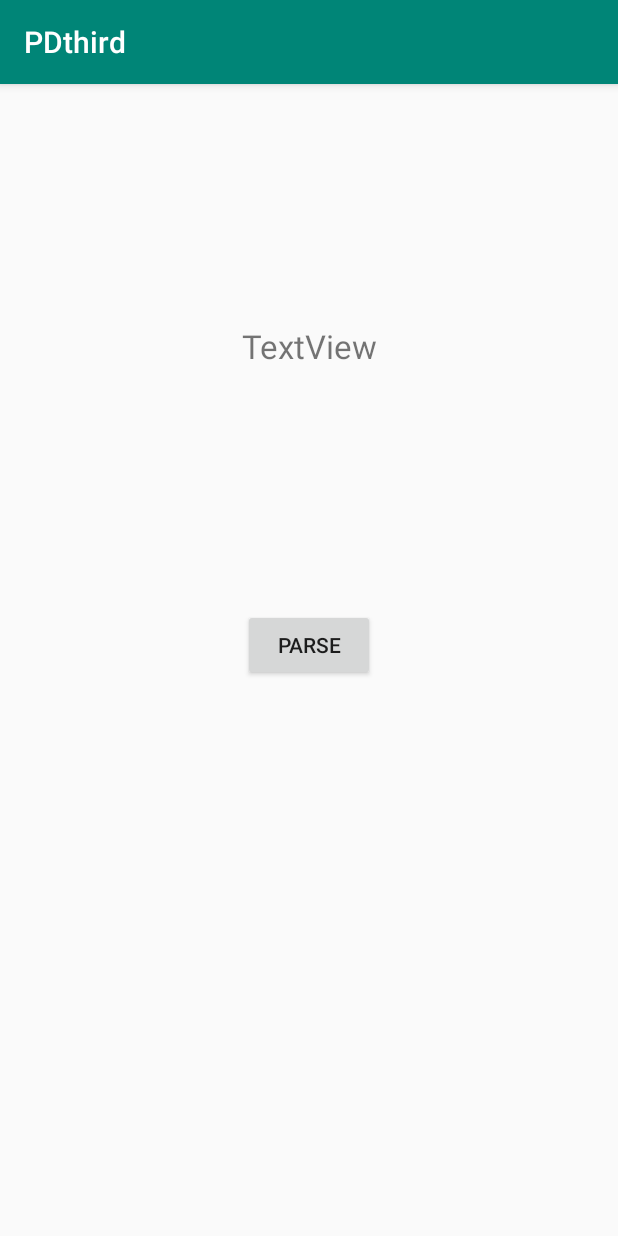
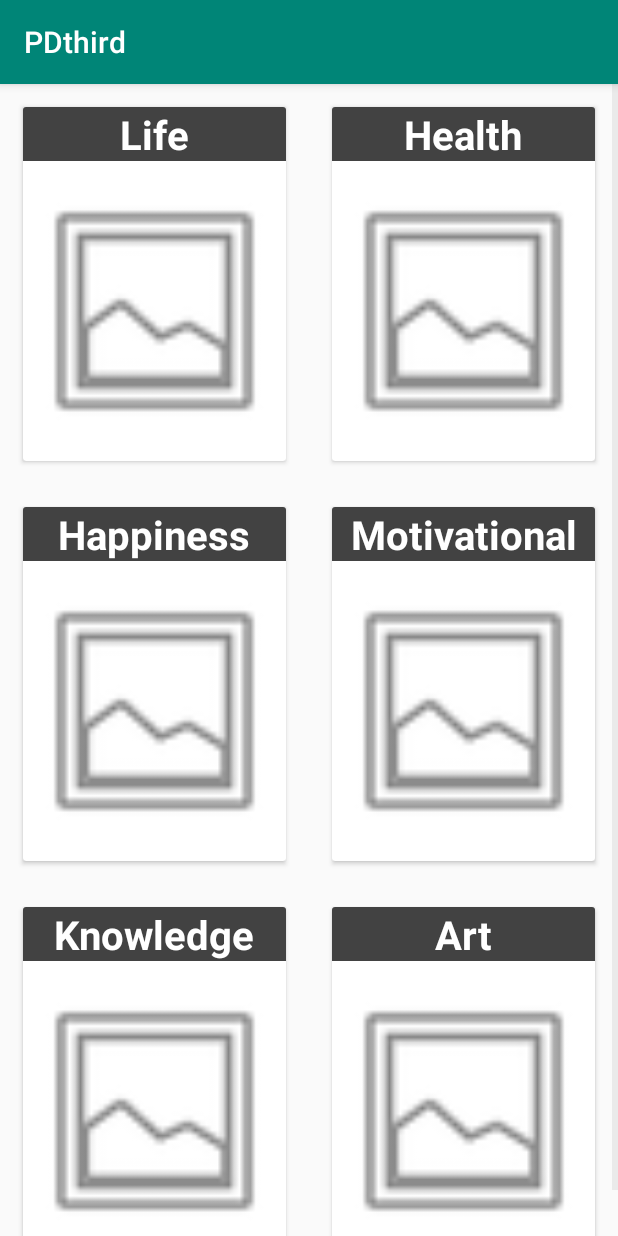
Before and after one commit to wizard-com/PD, an Android app: the QuotesActivity screen opened directly, with no data from a screen before it, on a phone screen of 412 x 824 dp. Run offline under Robolectric (Android 15) with nearby library versions, the light colour scheme and no system bars; our stand-ins replace Volley.

Commit message:
Done for today

```diff
--- /dev/null
+++ b/app/src/main/java/com/example/pdthird/GridAdapter.java
@@ -0,0 +1,51 @@
+package com.example.pdthird;
+
+import android.content.Context;
+import android.content.Intent;
+import android.view.LayoutInflater;
+import android.view.View;
+import android.view.ViewGroup;
+import android.widget.ArrayAdapter;
+import android.widget.ImageView;
+import android.widget.TextView;
+import android.widget.Toast;
+
+import java.util.ArrayList;
+
+public class GridAdapter extends ArrayAdapter {
+
+    private Context parent_context;
+    private int layout_id;
+    private ArrayList<GridItem> imageIDs;
+
+    public GridAdapter(Context context, int id, ArrayList<GridItem> objects) {
+        super(context, id, objects);
+        this.parent_context = context;
+        this.layout_id = id;
+        this.imageIDs = objects;
+    }
+
+    @Override
+    public View getView(int position, View convertView, ViewGroup parent) {
+        // Obtain the LayoutInflater object
+        LayoutInflater inflater = (LayoutInflater) parent_context.getSystemService(Context.LAYOUT_INFLATER_SERVICE);
+
+        // "Inflate" the View for each row
+        View rowView = inflater.inflate(layout_id, parent, false);
+
+        // Obtain the UI components and do the necessary binding
+        TextView tvTitle = rowView.findViewById(R.id.textViewTitle);
+        ImageView ivItem = rowView.findViewById(R.id.imageViewCategory);
+
+        // Obtain the Android Version information based on the position
+        final GridItem item = imageIDs.get(position);
+
+        // Set values to the TextView to display the corresponding information
+        tvTitle.setText(item.getTitle());
+        ivItem.setImageResource(item.getImageID());
+
+        return rowView;
+    }
+
+
+}
--- /dev/null
+++ b/app/src/main/java/com/example/pdthird/GridItem.java
@@ -0,0 +1,29 @@
+package com.example.pdthird;
+
+public class GridItem {
+
+    private String title;
+    private int imageID;
+
+
+    public GridItem(String title, int imageID) {
+        this.title = title;
+        this.imageID = imageID;
+    }
+
+    public String getTitle() {
+        return title;
+    }
+
+    public void setTitle(String title) {
+        this.title = title;
+    }
+
+    public int getImageID() {
+        return imageID;
+    }
+
+    public void setImageID(int imageID) {
+        this.imageID = imageID;
+    }
+}
--- a/app/src/main/java/com/example/pdthird/QuotesActivity.java
+++ b/app/src/main/java/com/example/pdthird/QuotesActivity.java
@@ -5,6 +5,7 @@ import android.content.DialogInterface;
 import android.os.Bundle;
 import android.view.View;
 import android.widget.Button;
+import android.widget.GridView;
 import android.widget.TextView;
 
 import androidx.appcompat.app.AppCompatActivity;
@@ -21,85 +22,71 @@ import org.json.JSONArray;
 import org.json.JSONException;
 import org.json.JSONObject;
 
+import java.util.ArrayList;
 import java.util.HashMap;
 import java.util.Map;
 
 public class QuotesActivity extends AppCompatActivity {
 
-    TextView tvQuote;
-    RequestQueue requestQueue;
-    Button btnParse;
+    GridView gridView;
+    GridAdapter gridAdapter;
+    ArrayList<GridItem> gridItems;
+    //RequestQueue requestQueue;
 
     @Override
     protected void onCreate(Bundle savedInstanceState) {
         super.onCreate(savedInstanceState);
         setContentView(R.layout.activity_quotes);
-        tvQuote = findViewById(R.id.textViewQuote);
-        btnParse = findViewById(R.id.btnParse);
 
-        requestQueue = Volley.newRequestQueue(QuotesActivity.this);
-        btnParse.setOnClickListener(new View.OnClickListener() {
-            @Override
-            public void onClick(View v) {
-                jsonParse();
-            }
-        });
+        gridView = findViewById(R.id.gridViewCategories);
+        gridItems = new ArrayList<GridItem>();
+        gridItems.add(new GridItem("Life", android.R.drawable.ic_menu_gallery));
+        gridItems.add(new GridItem("Health", android.R.drawable.ic_menu_gallery));
+        gridItems.add(new GridItem("Happiness", android.R.drawable.ic_menu_gallery));
+        gridItems.add(new GridItem("Motivational", android.R.drawable.ic_menu_gallery));
+        gridItems.add(new GridItem("Knowledge", android.R.drawable.ic_menu_gallery));
+        gridItems.add(new GridItem("Art", android.R.drawable.ic_menu_gallery));
+
+        gridAdapter = new GridAdapter(QuotesActivity.this, R.layout.custom_grid_item, gridItems);
+        gridAdapter.notifyDataSetChanged();
+        gridView.setAdapter(gridAdapter);
+//        requestQueue = Volley.newRequestQueue(QuotesActivity.this);
     }
-    private void jsonParse(){
-        String url = "https://favqs.com/api/quotes/";
-        JsonObjectRequest request = new JsonObjectRequest(Request.Method.GET, url, null, new Response.Listener<JSONObject>() {
-            @Override
-            public void onResponse(JSONObject response) {
-                try {
-                    JSONArray array = response.getJSONArray("quotes");
-
-                    for (int i = 0; i < array.length(); i++){
-                        JSONObject object = array.getJSONObject(i);
-                        String body = object.getString("body");
-                        tvQuote.append(body+"\n\n");
-                    }
-                }
-                catch (JSONException e){
-                    AlertDialog alertDialog = new AlertDialog.Builder(QuotesActivity.this).create();
-                    alertDialog.setTitle("Error");
-                    alertDialog.setMessage("Loading fail");
-                    alertDialog.setButton(AlertDialog.BUTTON_NEUTRAL, "OK",
-                            new DialogInterface.OnClickListener() {
-                                public void onClick(DialogInterface dialog, int which) {
-                                    dialog.dismiss();
-                                }
-                            });
-                    alertDialog.show();
-                    e.printStackTrace();
-                }
-            }
-        }, new Response.ErrorListener() {
-            @Override
-            public void onErrorResponse(VolleyError error) {
-                AlertDialog alertDialog = new AlertDialog.Builder(QuotesActivity.this).create();
-                alertDialog.setTitle("Error");
-                alertDialog.setMessage("Loading fail");
-                alertDialog.setButton(AlertDialog.BUTTON_NEUTRAL, "OK",
-                        new DialogInterface.OnClickListener() {
-                            public void onClick(DialogInterface dialog, int which) {
-                                dialog.dismiss();
-                            }
-                        });
-                alertDialog.show();
-                error.printStackTrace();
-            }
-        })
-        {
-            /** Passing some request headers* */
-            @Override
-            public Map getHeaders() throws AuthFailureError {
-                HashMap headers = new HashMap();
-                headers.put("Content-Type", "application/json");
-                headers.put("Authorization", "Token token=a6a555c1ba09d5babc1019879244f90b");
-                return headers;
-            }
-        };
-        requestQueue.add(request);
-    }
+//    private void jsonParse(){
+//        String url = "https://favqs.com/api/quotes/?filter=life&type=tag";
+//        JsonObjectRequest request = new JsonObjectRequest(Request.Method.GET, url, null, new Response.Listener<JSONObject>() {
+//            @Override
+//            public void onResponse(JSONObject response) {
+//                try {
+//                    JSONArray array = response.getJSONArray("quotes");
+//
+//                    for (int i = 0; i < array.length(); i++){
+//                        JSONObject object = array.getJSONObject(i);
+//                        String body = object.getString("body");
+//
+//                    }
+//                }
+//                catch (JSONException e){
+//                    e.printStackTrace();
+//                }
+//            }
+//        }, new Response.ErrorListener() {
+//            @Override
+//            public void onErrorResponse(VolleyError error) {
+//                error.printStackTrace();
+//            }
+//        })
+//        {
+//            /** Passing some request headers* */
+//            @Override
+//            public Map getHeaders() throws AuthFailureError {
+//                HashMap headers = new HashMap();
+//                headers.put("Content-Type", "application/json");
+//                headers.put("Authorization", "Token token=a6a555c1ba09d5babc1019879244f90b");
+//                return headers;
+//            }
+//        };
+//        requestQueue.add(request);
+//    }
 
 }
--- a/app/src/main/res/layout/activity_quotes.xml
+++ b/app/src/main/res/layout/activity_quotes.xml
@@ -4,18 +4,12 @@
     android:layout_height="match_parent"
     android:orientation="vertical">
 
-    <TextView
-        android:id="@+id/textViewQuote"
+    <GridView
+        android:id="@+id/gridViewCategories"
+        android:numColumns="2"
         android:layout_width="match_parent"
-        android:layout_height="350dp"
-        android:gravity="center"
-        android:text="TextView"
-        android:textSize="10pt"/>
-
-    <Button
-        android:id="@+id/btnParse"
-        android:layout_gravity="center"
-        android:layout_width="wrap_content"
-        android:layout_height="wrap_content"
-        android:text="Parse" />
+        android:layout_height="match_parent"
+        android:verticalSpacing="0dp"
+        android:horizontalSpacing="0dp"
+        android:stretchMode="columnWidth" />
 </LinearLayout>
--- /dev/null
+++ b/app/src/main/res/layout/custom_grid_item.xml
@@ -0,0 +1,35 @@
+<?xml version="1.0" encoding="utf-8"?>
+<LinearLayout
+    xmlns:android="http://schemas.android.com/apk/res/android"
+    android:layout_height="match_parent"
+    android:layout_width="match_parent"
+    android:orientation="vertical">
+
+    <androidx.cardview.widget.CardView
+        android:layout_width="match_parent"
+        android:layout_height="wrap_content"
+        android:layout_margin="15dp" >
+
+        <LinearLayout
+            android:layout_width="match_parent"
+            android:layout_height="match_parent"
+            android:orientation="vertical">
+
+            <TextView
+                android:id="@+id/textViewTitle"
+                android:layout_width="match_parent"
+                android:layout_height="wrap_content"
+                android:background="#424242"
+                android:textColor="#FFFFFF"
+                android:textStyle="bold"
+                android:gravity="center"
+                android:text=""
+                android:textSize="12pt" />
+
+            <ImageView
+                android:id="@+id/imageViewCategory"
+                android:layout_width="match_parent"
+                android:layout_height="200dp" />
+        </LinearLayout>
+    </androidx.cardview.widget.CardView>
+</LinearLayout>
```
